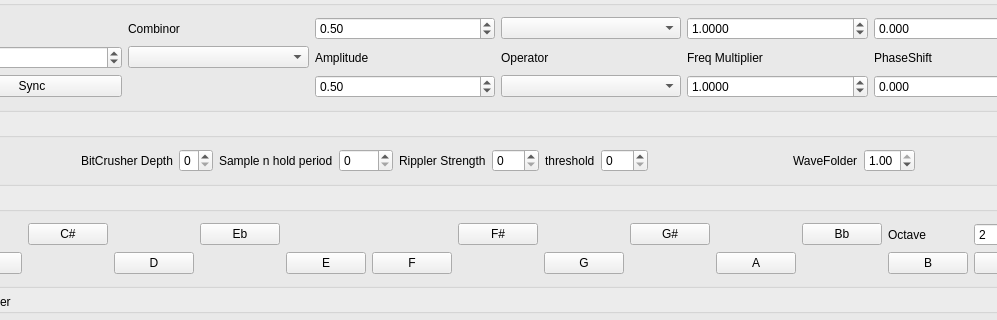
Qt form Synth7/mainwindow.ui (djeemie2000/SynthPlayground) before a commit; both pictures show x 97 to 1094 and y 161 to 481 of the 1316 by 672 pixel window.
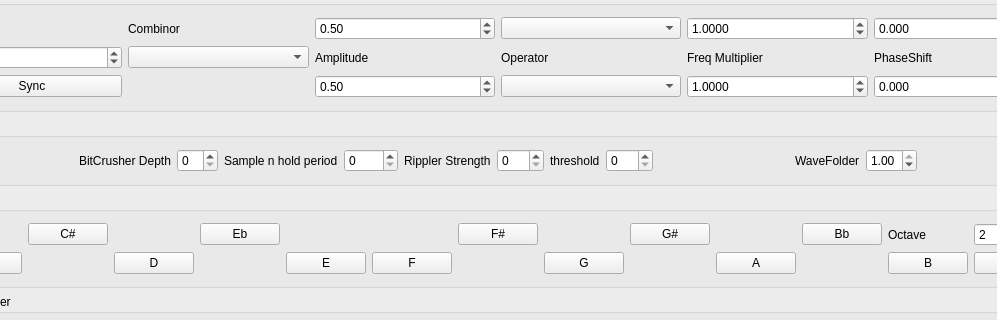
The same form after that commit.

What changed in the file:
```diff
--- a/Synth7/mainwindow.ui
+++ b/Synth7/mainwindow.ui
@@ -257,7 +257,7 @@
           <item>
            <widget class="QSpinBox" name="spinBox_BitCrushserDepth">
             <property name="maximum">
-             <number>7</number>
+             <number>15</number>
             </property>
            </widget>
           </item>
```
Left out of the diff: 3 changed lines with no effect on the pictures.
